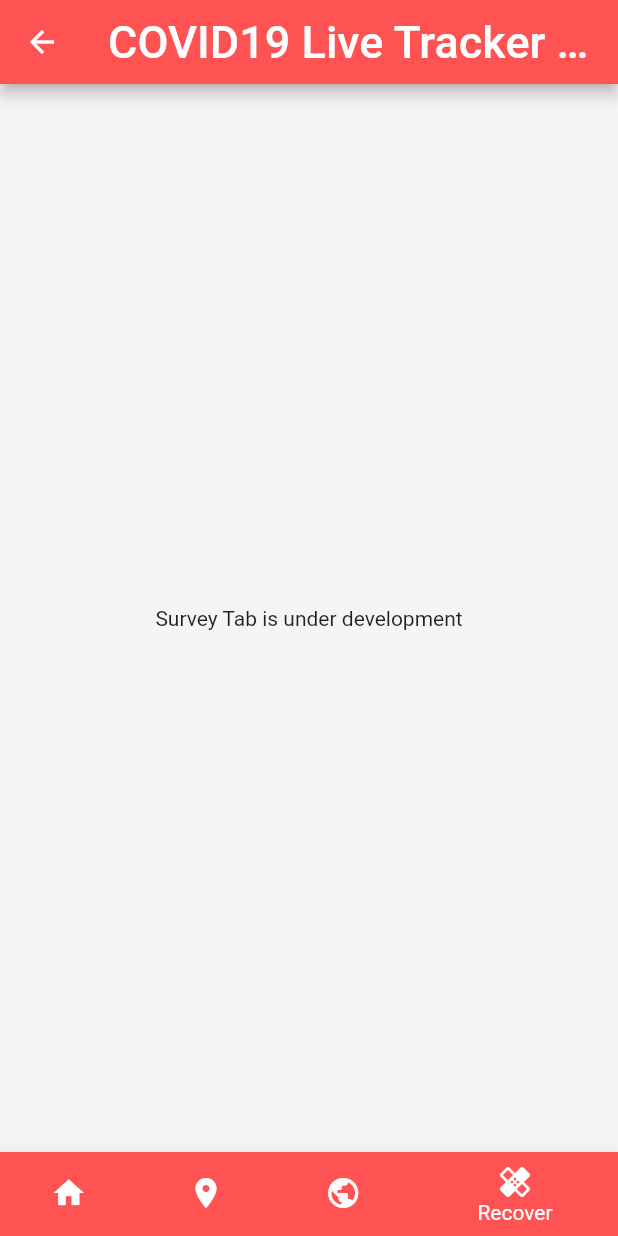
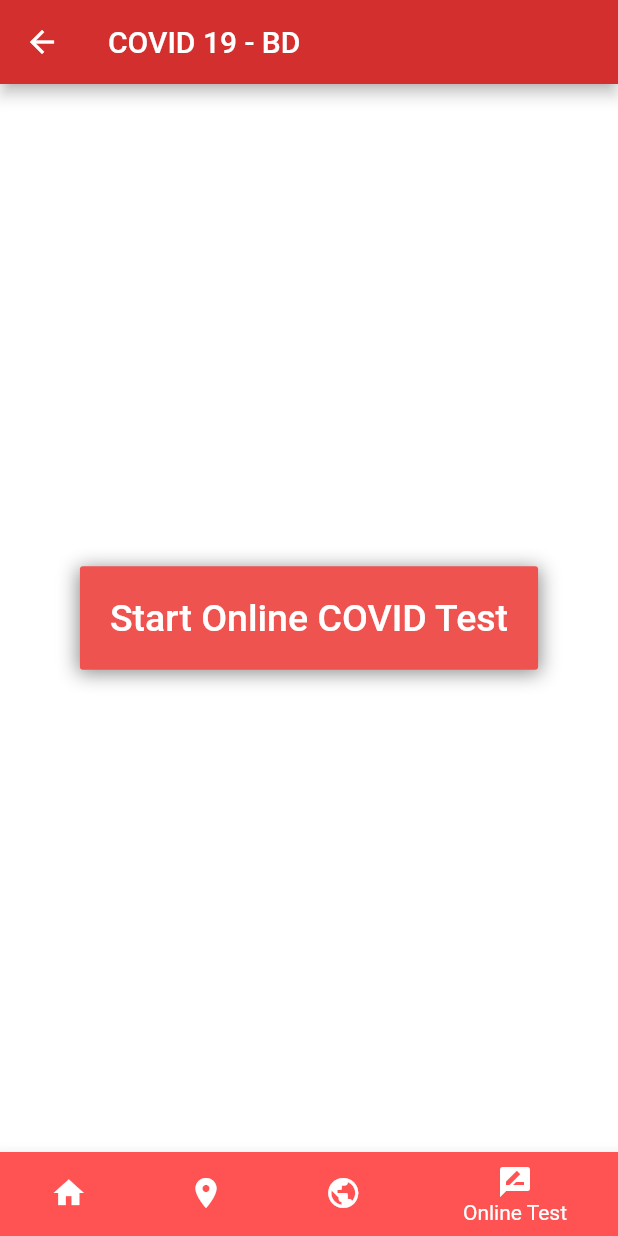
Before and after one commit to momshaddinury/COVID-Tracker-BD, a Flutter app: the HomeScreen screen opened directly, item 4 of the bottom bar chosen, on a phone screen of 412 x 824 dp. Run offline on Flutter 3.47's test engine with Material 2 defaults, Android fonts, the phone set to English and light mode, and no system bars; our stand-ins replace firebase_auth; missing offline and left inert: neat_periodic_task; accounts and stored records are empty; network calls fail; Roboto replaces fonts that are missing (Quicksand).

Commit message:
Design Change Authentication Added (Anonymous Login) Firebase Service Added

```diff
--- a/lib/Screens/homeScreen.dart
+++ b/lib/Screens/homeScreen.dart
@@ -1,11 +1,13 @@
-import 'package:covidtrackerbd/tabs//home.dart';
-import 'package:covidtrackerbd/tabs/global.dart';
-import 'package:covidtrackerbd/tabs/location.dart';
-import 'package:covidtrackerbd/tabs/survey.dart';
+import 'package:covidtrackerbd/Screens//tabs//home.dart';
+import 'package:covidtrackerbd/Screens/tabs/global.dart';
+import 'package:covidtrackerbd/Screens/tabs/location.dart';
+import 'package:covidtrackerbd/Screens/tabs/survey.dart';
+import 'package:covidtrackerbd/initialize.dart';
 import 'package:flutter/cupertino.dart';
 import 'package:flutter/material.dart';
 
 HomeScreen homeScreen = HomeScreen();
+int cIndex = 0;
 
 class HomeScreen extends StatefulWidget {
   @override
@@ -13,27 +15,31 @@ class HomeScreen extends StatefulWidget {
 }
 
 class _HomeScreenState extends State<HomeScreen> {
-  int _cIndex = 0;
+  ///Current index of bottomNavigationBar item
 
+  ///List of all the tabs
   final tabs = [
     Home(),
     Location(),
     Global(),
-    Survery(),
+    Survey(),
   ];
 
   @override
   Widget build(BuildContext context) {
     return Scaffold(
         appBar: AppBar(
-          backgroundColor: Colors.redAccent,
+          backgroundColor: Colors.red[700],
           title: Text(
-            "COVID19 Live Tracker (BETA)",
-            style: TextStyle(color: Colors.white, fontSize: 30),
+            "COVID 19 - BD",
+            style: TextStyle(color: Colors.white, fontSize: 20),
           ),
         ),
-        backgroundColor: Color(0xFFF5F5F5),
-        body: tabs[_cIndex],
+        backgroundColor: Colors.white,
+
+        ///Houses all the tabs and changes based on onTap of
+        ///bottomNavigationBar items
+        body: tabs[cIndex],
         bottomNavigationBar: Theme(
           data: Theme.of(context).copyWith(
               // sets the background color of the `BottomNavigationBar`
@@ -42,7 +48,7 @@ class _HomeScreenState extends State<HomeScreen> {
               primaryColor: Colors.white),
           child: BottomNavigationBar(
             backgroundColor: Colors.redAccent,
-            currentIndex: _cIndex,
+            currentIndex: cIndex,
             type: BottomNavigationBarType.shifting,
             items: [
               BottomNavigationBarItem(
@@ -55,12 +61,13 @@ class _HomeScreenState extends State<HomeScreen> {
                   icon: Icon(Icons.public, color: Colors.white),
                   title: new Text('Global')),
               BottomNavigationBarItem(
-                  icon: Icon(Icons.healing, color: Colors.white),
-                  title: new Text('Recover')),
+                  icon: Icon(Icons.rate_review, color: Colors.white),
+                  title: new Text('Online Test')),
             ],
             onTap: (index) {
+              ///onTap change the index to move to respective tab
               setState(() {
-                _cIndex = index;
+                cIndex = index;
               });
             },
           ),
--- a/lib/Screens/loadingScreen.dart
+++ b/lib/Screens/loadingScreen.dart
@@ -33,7 +33,7 @@ class LoadingScreen extends StatelessWidget {
             ),
             SizedBox(height: 10),
             Text(
-              'COVID-19 Tracker',
+              'COVID-19',
               style: TextStyle(
                 color: Colors.red,
                 fontSize: 50.0,
--- /dev/null
+++ b/lib/Screens/tabs/survey.dart
@@ -0,0 +1,54 @@
+import 'package:covidtrackerbd/services/authentication.dart';
+import 'package:flutter/material.dart';
+
+class Survey extends StatefulWidget {
+  @override
+  _SurveyState createState() => _SurveyState();
+}
+
+class _SurveyState extends State<Survey> {
+  final AuthService auth = AuthService();
+
+  @override
+  Widget build(BuildContext context) {
+    return Container(
+      child: Center(
+          child: Column(
+        mainAxisAlignment: MainAxisAlignment.center,
+        children: <Widget>[
+          Container(
+            decoration: BoxDecoration(boxShadow: [
+              BoxShadow(
+                color: Colors.black45,
+                blurRadius: 10.0, // soften the shadow
+                spreadRadius: 1.0, //extend the shadow
+                offset: Offset(
+                  0.0, // Move to right 10  horizontally
+                  2.0, // Move to bottom 10 Vertically
+                ),
+              )
+            ]),
+            margin: EdgeInsets.all(20),
+            child: FlatButton(
+              padding: EdgeInsets.all(20),
+              child: Text(
+                'Start Online COVID Test',
+                style: TextStyle(
+                  fontSize: 25,
+                ),
+              ),
+              color: Colors.red[400],
+              textColor: Colors.white,
+              onPressed: () async {
+                dynamic result = await auth.signInAnon();
+                if (result.uid != null) {
+                  print(result.uid);
+                }
+              },
+            ),
+          ),
+        ],
+      )),
+    );
+  }
+}
--- /dev/null
+++ b/lib/constants/users.dart
@@ -0,0 +1,7 @@
+class User {
+
+  final String uid;
+
+  User({ this.uid });
+
+}
--- a/lib/main.dart
+++ b/lib/main.dart
@@ -19,6 +19,8 @@ void main() {
   runApp(App());
 }
 
+/// App starts from here
+/// Go to Initialize.dart file
 class App extends StatelessWidget {
   @override
   Widget build(BuildContext context) {
@@ -26,7 +28,7 @@ class App extends StatelessWidget {
       title: 'Corona',
       debugShowCheckedModeBanner: false,
       theme: ThemeData(fontFamily: 'Quicksand'),
-      home: /*HomePage()*/ Initialize(),
+      home:  Initialize(),
     );
   }
 }
--- a/lib/service & api/JSONHandler.dart
+++ b/lib/services/JSONHandler.dart
@@ -4,7 +4,7 @@ import 'package:covidtrackerbd/initialize.dart';
 
 JSONHandler jsonHandler = JSONHandler();
 final String apiURL = "https://perceptronlab.com/project/covidtrackerbd";
-int infected, dead, recovered, dateTime;
+int infected, dead, recovery, dateTime;
 
 class JSONHandler {
   Map<String, dynamic> responseJSONDecode;
@@ -20,11 +20,11 @@ class JSONHandler {
       if (jsonHandler.responseJSONDecode.isNotEmpty) {
         infected = responseJSONDecode['infected'];
         dead = responseJSONDecode['death'];
-        recovered = responseJSONDecode['recovered'];
+        recovery = responseJSONDecode['recovered'];
 
         streamController.sink.add(infected);
         streamController.sink.add(dead);
-        streamController.sink.add(recovered);
+        streamController.sink.add(recovery);
 //        }
       }
     }
--- a/lib/tabs/survey.dart
+++ /dev/null
@@ -1,19 +0,0 @@
-import 'package:flutter/material.dart';
-
-class Survery extends StatefulWidget {
-  @override
-  _SurveryState createState() => _SurveryState();
-}
-
-class _SurveryState extends State<Survery> {
-  @override
-  Widget build(BuildContext context) {
-    return Container(
-      child: Center(
-        child: Text(
-          'Survey Tab is under development'
-        ),
-      ),
-    );
-  }
-}
--- a/pubspec.yaml
+++ b/pubspec.yaml
@@ -25,6 +25,7 @@ dependencies:
   cupertino_icons: ^0.1.2
   http: ^0.12.0+4
   neat_periodic_task: ^1.0.1
+  firebase_auth: ^0.15.5+2
 
 dev_dependencies:
   flutter_test:
```
Also changed, not shown: lib/Screens/tabs/global.dart (renamed from lib/tabs/global.dart, +4 -6 lines), lib/Screens/tabs/home.dart (added, +93 -0 lines), lib/Screens/widgets/details.dart (renamed from lib/widgets/details.dart, +16 -7 lines), lib/initialize.dart (+13 -3 lines), lib/services/authentication.dart (added, +35 -0 lines), lib/tabs/home.dart (deleted, +0 -98 lines), lib/Screens/tabs/location.dart (renamed from lib/tabs/location.dart), lib/Screens/widgets/InfoShow.dart (renamed from lib/widgets/InfoShow.dart), lib/Screens/widgets/cards.dart (renamed from lib/widgets/cards.dart), lib/services/globalDataHandler.dart (renamed from lib/service & api/globalDataHandler.dart), pubspec.lock, 3 other files.
